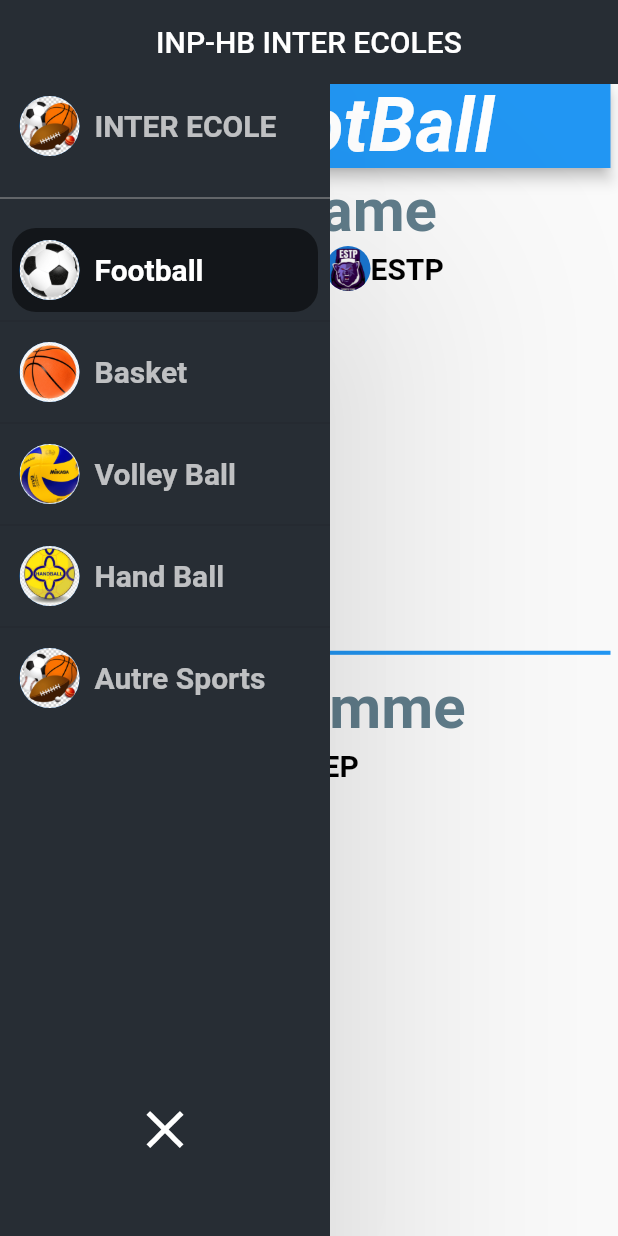
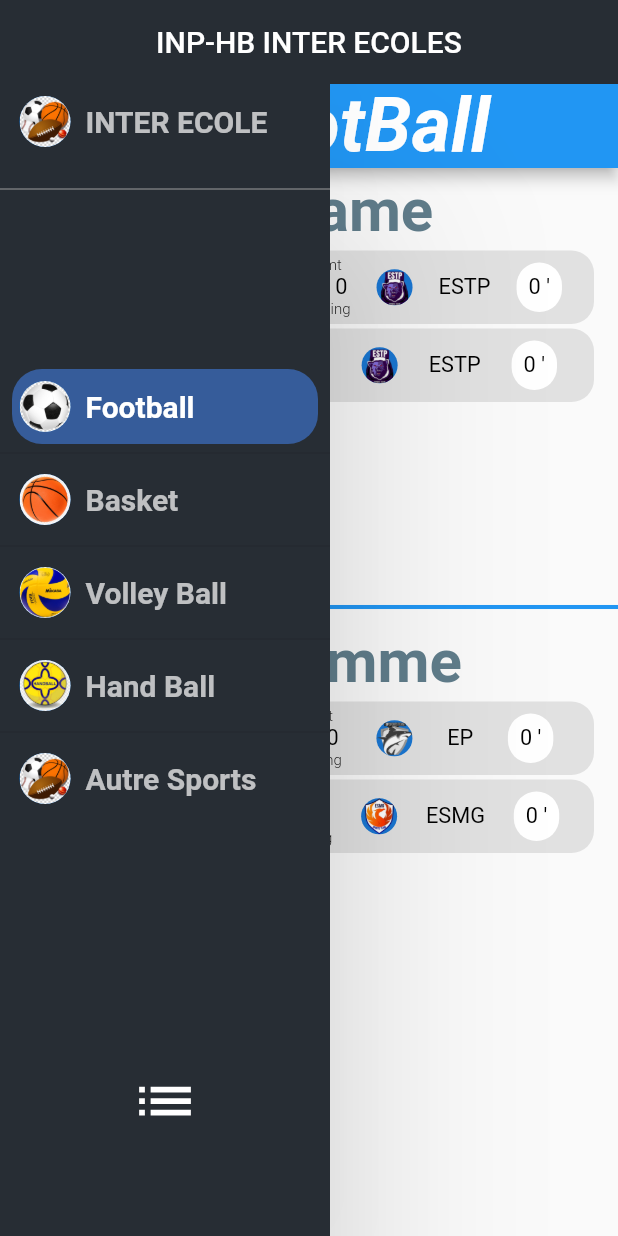
Before and after one commit to OLuai/inter_ecoles_app, a Flutter app: the screen it shows after launch, on a phone screen of 412 x 824 dp. Run offline on Flutter 3.47's test engine with Material 2 defaults, Android fonts, the phone set to English and light mode, and no system bars.

Commit message:
modifs pour afficher les pages des sports

```diff
--- a/lib/collapsing_list_title.dart
+++ b/lib/collapsing_list_title.dart
@@ -8,13 +8,13 @@ class CollapsingListTitle extends StatefulWidget{
   final bool isSelected;
   final VoidCallback? onTap;
 
-  CollapsingListTitle({
+  const CollapsingListTitle({Key? key,
     required this.title,
     required this.assetName,
     required this.animationController,
     this.isSelected = false,
     this.onTap
-  });
+  }) : super(key: key);
 
   @override
   State<CollapsingListTitle> createState() => _CollapsingListTitleState();
@@ -27,7 +27,7 @@ class _CollapsingListTitleState extends State<CollapsingListTitle> {
   @override
   void initState() {
     super.initState();
-    widthAnimation = Tween<double>(begin: 220, end: 70).animate(widget.animationController);
+    widthAnimation = Tween<double>(begin: 220, end: 60).animate(widget.animationController);
     sizedBoxAnimation = Tween<double>(begin: 10, end: 0).animate(widget.animationController);
   }
 
@@ -37,22 +37,22 @@ class _CollapsingListTitleState extends State<CollapsingListTitle> {
       onTap: widget.onTap,
       child: Container(
         decoration: BoxDecoration(
-          borderRadius: BorderRadius.all(Radius.circular(16.0)),
+          borderRadius: const BorderRadius.all(Radius.circular(20.0)),
           color: widget.isSelected
-              ? Colors.transparent.withOpacity(0.5)
+              ? Colors.blueAccent.withOpacity(0.5)
               : Colors.transparent,
         ),
         width: widthAnimation.value,
-        margin: EdgeInsets.symmetric(horizontal: 8.0,),
-        padding: EdgeInsets.symmetric(horizontal: 5.0, vertical: 8.0),
+        margin: const EdgeInsets.symmetric(horizontal: 8.0,),
+        padding: const EdgeInsets.symmetric(horizontal: 5.0, vertical: 8.0),
         child: Row(
           children: <Widget>[
             CircleAvatar(
-              radius: 20,
+              radius: 17,
               backgroundImage: AssetImage(widget.assetName),
             ),
             SizedBox(width: sizedBoxAnimation.value,),
-            (widthAnimation.value >= 180)
+            (widthAnimation.value >= 160)
                 ? Text(widget.title, style: widget.isSelected
                 ? listTitleSelectedTextStyle : listTitleDefaultTextStyle,)
                 : Container()
--- a/lib/collapsing_navigation_drawes.dart
+++ b/lib/collapsing_navigation_drawes.dart
@@ -1,6 +1,6 @@
 import 'package:flutter/material.dart';
 import 'package:inter_ecoles_app/collapsing_list_title.dart';
-import 'package:inter_ecoles_app/football.dart';
+import 'package:inter_ecoles_app/sport_page.dart';
 import 'package:inter_ecoles_app/navigation.dart';
 import 'package:inter_ecoles_app/theme.dart';
 
@@ -14,7 +14,7 @@ class _CallapsingNavigationDrawerState
     with SingleTickerProviderStateMixin{
 
   double maxWidth = 220;
-  double minWidth = 70;
+  double minWidth = 60;
   bool isCollapsed = false;
   late AnimationController _animationController;
   late Animation<double> widthAnimation;
@@ -24,15 +24,15 @@ class _CallapsingNavigationDrawerState
   Widget getSportPage(int index) {
     switch (index) {
       case 0:
-        return Football();
+        return SportPage(title: "FootBall",idSport: "ID_FOOTBALL");
       case 1:
-        return Text("BasketBall", style: genderTextStyle,);
+        return SportPage(title: "BasketBall",idSport: "ID_BASKETBALL");
       case 2:
         return Text("VolleyBall", style: genderTextStyle,);
       case 3:
-        return Text("HandBall", style: genderTextStyle,);
+        return SportPage(title: "HandBall",idSport: "ID_HANDBALL");
       default:
-        return Football();
+        return SportPage(title: "FootBall",idSport: "ID_FOOTBALL");
     }
   }
 
@@ -57,11 +57,11 @@ class _CallapsingNavigationDrawerState
     return Stack(
       children: [
         Padding(
-          padding: const EdgeInsets.only(left: 70.0, right: 5.0),
+          padding: const EdgeInsets.only(left: 60.0),
           child: getSportPage(indexSelectionner),
         ),
         Material(
-        elevation: 80.0,
+        elevation: 60.0,
         child: Container(
           width: widthAnimation.value,
           color: drawerBackgroundColor,
@@ -73,6 +73,7 @@ class _CallapsingNavigationDrawerState
                 animationController: _animationController,
               ),
               const Divider(color: Colors.grey, height: 40.0,),
+              const SizedBox(height: 100.0,),
               Expanded(
                 child: ListView.separated(
                   separatorBuilder: (context, counter){
@@ -104,13 +105,13 @@ class _CallapsingNavigationDrawerState
                   });
                 },
                 child: AnimatedIcon(
-                  icon: AnimatedIcons.close_menu,
+                  icon: AnimatedIcons.list_view,
                   progress: _animationController,
                   color: Colors.white,
-                  size: 42.0,
+                  size: 40.0,
                 ),
               ),
-              const SizedBox(height: 50.0,),
+              const SizedBox(height: 70.0,),
             ],
           ),
         ),),
--- a/lib/football.dart
+++ /dev/null
@@ -1,90 +0,0 @@
-import 'package:flutter/cupertino.dart';
-import 'package:flutter/material.dart';
-import 'package:inter_ecoles_app/models/gender.dart';
-import 'package:inter_ecoles_app/models/matchs.dart';
-import 'package:inter_ecoles_app/theme.dart';
-
-class Football extends StatefulWidget{
-
-  final String title = "FootBall";
-
-  @override
-  State<Football> createState() => _FootballState();
-}
-
-class _FootballState extends State<Football> {
-  @override
-  Widget build(BuildContext context) {
-
-    var size = MediaQuery.of(context).size;
-
-    return Scaffold(
-      appBar: AppBar(
-        title: Center(
-          child: Text(
-            widget.title,
-            style: const TextStyle(fontSize: 50, fontStyle: FontStyle.italic, fontWeight: FontWeight.bold),
-          ),
-        ),
-      ),
-      body: Column(
-        children: [
-          Container(
-            height: size.height/2.7,
-            padding: const EdgeInsets.only(left: 10.0, right: 8.0),
-            margin: const EdgeInsets.all(5),
-            child: Column(
-              children: [
-                Text(getGender(Gender.dame), style: genderTextStyle,), // utiliser les enum de Gender pour plus d'éfficacité
-                SingleChildScrollView(
-                  child: Column(
-                    mainAxisSize: MainAxisSize.max,
-                    children: [
-                      _matchView(Gender.dame),
-                    ],
-                  ),
-                ),
-              ],
-            ),
-          ),
-          const Divider(thickness: 2.7, color: Colors.blue,),
-          Container(
-            height: size.height/2.7,
-            padding: const EdgeInsets.only(left: 10.0, right: 8.0),
-            margin: const EdgeInsets.all(5),
-            child: Column(
-              children: [
-                Text(getGender(Gender.homme), style: genderTextStyle,), // utiliser les enum de Gender pour plus d'éfficacité
-                SingleChildScrollView(
-                  child: Column(
-                    mainAxisSize: MainAxisSize.max,
-                    children: [
-                      _matchView(Gender.homme),
-                    ],
-                  ),
-                ),
-              ],
-            ),
-          ),
-        ],
-      ),
-    );
-  }
-}
-
-// pour afficher le score d'un match
-_matchView(Gender genre) {
-  for (Matchs match in matchItems) {
-    if (match.gender == genre && match.sport.id == "ID_FOOTBALL"){
-      return Row(
-        children: [
-          Text(match.teamA.name, style: matchTextStyle,),
-          CircleAvatar(radius: 15, backgroundImage: AssetImage(match.teamA.logoUrl),),
-          Text(" 0-0 ", style: matchTextStyle,),
-          CircleAvatar(radius: 15, backgroundImage: AssetImage(match.teamB.logoUrl),),
-          Text(match.teamB.name, style: matchTextStyle,),
-        ],
-      );
-    }
-  }
-}
--- a/lib/models/gender.dart
+++ b/lib/models/gender.dart
@@ -7,5 +7,6 @@ String getGender(Gender genre){
   switch(genre) {
     case Gender.homme: return "Homme";
     case Gender.dame: return "Dame";
+    default : return "Homme";
   }
 }
--- a/lib/models/matchs.dart
+++ b/lib/models/matchs.dart
@@ -8,6 +8,15 @@ enum MatchStatus {
   pending,
   pause,
   end,
+}
+String getMatchStatus(MatchStatus status){
+  switch(status) {
+    case MatchStatus.waiting: return "waiting";
+    case MatchStatus.pending: return "pending";
+    case MatchStatus.pause: return "pause";
+    case MatchStatus.end: return "end";
+    default : return "waiting";
+  }
 }
 
 //La maniere d'obtenir le score principal est different au volleyball
@@ -163,6 +172,14 @@ List<Matchs> matchItems =[
   Matchs(id: "1", roundId: "1", sportId: "ID_FOOTBALL", gender: Gender.dame, teamAId: "ID_ESCAE", teamBId: "ID_ESTP"),
   Matchs(id: "2", roundId: "1", sportId: "ID_FOOTBALL", gender: Gender.homme, teamAId: "ID_ESA", teamBId: "ID_ESMG"),
   Matchs(id: "3", roundId: "1", sportId: "ID_FOOTBALL", gender: Gender.dame, teamAId: "ID_ESI", teamBId: "ID_ESTP"),
+  Matchs(id: "4", roundId: "1", sportId: "ID_BASKETBALL", gender: Gender.homme, teamAId: "ID_ESI", teamBId: "ID_EP"),
+  Matchs(id: "5", roundId: "1", sportId: "ID_BASKETBALL", gender: Gender.dame, teamAId: "ID_ESCAE", teamBId: "ID_ESTP"),
+  Matchs(id: "6", roundId: "1", sportId: "ID_BASKETBALL", gender: Gender.homme, teamAId: "ID_ESA", teamBId: "ID_ESMG"),
+  Matchs(id: "7", roundId: "1", sportId: "ID_BASKETBALL", gender: Gender.dame, teamAId: "ID_ESI", teamBId: "ID_ESTP"),
+  Matchs(id: "8", roundId: "1", sportId: "ID_HANDBALL", gender: Gender.homme, teamAId: "ID_ESI", teamBId: "ID_EP"),
+  Matchs(id: "9", roundId: "1", sportId: "ID_HANDBALL", gender: Gender.dame, teamAId: "ID_ESCAE", teamBId: "ID_ESTP"),
+  Matchs(id: "10", roundId: "1", sportId: "ID_HANDBALL", gender: Gender.homme, teamAId: "ID_ESA", teamBId: "ID_ESMG"),
+  Matchs(id: "11", roundId: "1", sportId: "ID_HANDBALL", gender: Gender.dame, teamAId: "ID_ESI", teamBId: "ID_ESTP"),
 ];
 
 class _Utils {
--- a/lib/models/sport.dart
+++ b/lib/models/sport.dart
@@ -51,7 +51,7 @@ class Sports {
     periodShortName: "set",
   );
   static Sport basketball = Sport(
-    id: "ID_BASKETBAL",
+    id: "ID_BASKETBALL",
     name: "BASKETBALL",
     periodCount: 4,
     periodName: "QUART-TEMPS",
@@ -69,9 +69,9 @@ class Sports {
     switch (id) {
       case "ID_FOOTBALL":
         return Sports.football;
-      case "ID_VOLLEYBALLL":
+      case "ID_VOLLEYBALL":
         return Sports.volleyball;
-      case "ID_BASKETBAL":
+      case "ID_BASKETBALL":
         return Sports.basketball;
       case "ID_HANDBALL":
         return Sports.handball;
--- /dev/null
+++ b/lib/sport_page.dart
@@ -0,0 +1,125 @@
+import 'package:flutter/cupertino.dart';
+import 'package:flutter/material.dart';
+import 'package:inter_ecoles_app/models/gender.dart';
+import 'package:inter_ecoles_app/models/matchs.dart';
+import 'package:inter_ecoles_app/theme.dart';
+
+class SportPage extends StatefulWidget{
+
+  final String title;
+  final idSport;
+
+  const SportPage({
+    Key? key,
+    required this.title,
+    required this.idSport
+  }) : super(key: key);
+
+  @override
+  State<SportPage> createState() => _SportPageState();
+}
+
+class _SportPageState extends State<SportPage> {
+  @override
+  Widget build(BuildContext context) {
+
+    var size = MediaQuery.of(context).size;
+    var idSport = widget.idSport;
+
+    return Scaffold(
+      appBar: AppBar(
+        title: Center(
+          child: Text(
+            widget.title,
+            style: const TextStyle(fontSize: 50, fontStyle: FontStyle.italic, fontWeight: FontWeight.bold),
+          ),
+        ),
+      ),
+      body: Column(
+        children: [
+          Container(
+            height: size.height/3,
+            padding: const EdgeInsets.only(left: 10.0, right: 8.0),
+            margin: const EdgeInsets.all(5),
+            child: Column(
+              children: [
+                Text(getGender(Gender.dame), style: genderTextStyle,), // utiliser les enum de Gender pour plus d'éfficacité
+                SingleChildScrollView(
+                  child: Column(
+                    mainAxisSize: MainAxisSize.max,
+                    children: [
+                      _matchView(Gender.dame, idSport),
+                    ],
+                  ),
+                ),
+              ],
+            ),
+          ),
+          const Divider(thickness: 2.7, color: Colors.blue,),
+          Container(
+            height: size.height/2.7,
+            padding: const EdgeInsets.only(left: 10.0, right: 8.0),
+            margin: const EdgeInsets.all(5),
+            child: Column(
+              children: [
+                Text(getGender(Gender.homme), style: genderTextStyle,), // utiliser les enum de Gender pour plus d'éfficacité
+                _matchView(Gender.homme, idSport),
+              ],
+            ),
+          ),
+        ],
+      ),
+    );
+  }
+}
+
+// pour afficher le score d'un match
+_matchView(Gender genre, String idSport) {
+  List<Widget> children = [];
+  for (Matchs match in matchItems) {
+    if (match.gender == genre && match.sport.id == idSport){
+      var score = match.getScore();
+      Container element = Container(
+        margin: const EdgeInsets.only(top: 3, left: 3, right: 3),
+        padding: const EdgeInsets.all(4),
+        decoration: BoxDecoration(
+          borderRadius: BorderRadius.circular(15),
+          color: const Color.fromRGBO(225, 225, 225, 1),
+        ),
+        child:Row(
+          mainAxisAlignment: MainAxisAlignment.spaceEvenly,
+          mainAxisSize: MainAxisSize.max,
+          children: [
+            Text(match.teamA.name, style: matchTextStyle,),
+            CircleAvatar(radius: 12, backgroundImage: AssetImage(match.teamA.logoUrl),),
+            Column(
+              children: [
+                Text("1 ${match.sport.periodShortName}", style: matchScoreTextStyle,),
+                Text("${score[match.teamAId]} - ${score[match.teamBId]}", style: matchTextStyle,),
+                Text(getMatchStatus(match.status), style: matchScoreTextStyle,),
+              ],
+            ),
+            CircleAvatar(radius: 12, backgroundImage: AssetImage(match.teamB.logoUrl),),
+            Text(match.teamB.name, style: matchTextStyle,),
+            Container(
+                padding: const EdgeInsets.all(8),
+                decoration: BoxDecoration(
+                  borderRadius: BorderRadius.circular(15),
+                  color: Colors.white
+                ),
+                child:Row(
+                  mainAxisAlignment: MainAxisAlignment.spaceEvenly,
+                  mainAxisSize: MainAxisSize.max,
+                  children: [
+                    Text("${match.elapsedTime} '", style: matchTextStyle,),
+                  ],
+                )
+            )
+          ],
+        )
+      );
+      children.add(element);
+    }
+  }
+  return SingleChildScrollView(child: Column(crossAxisAlignment: CrossAxisAlignment.start,children: children,));
+}
--- a/lib/theme.dart
+++ b/lib/theme.dart
@@ -1,9 +1,10 @@
 import 'package:flutter/material.dart';
 
-TextStyle listTitleDefaultTextStyle = TextStyle(color: Colors.white70, fontSize: 20.0, fontWeight: FontWeight.w600);
-TextStyle listTitleSelectedTextStyle = TextStyle(color: Colors.white, fontSize: 20.0, fontWeight: FontWeight.w600);
-TextStyle genderTextStyle = TextStyle(color: Colors.blueGrey, fontSize: 40.0, fontWeight: FontWeight.w600);
-TextStyle matchTextStyle = TextStyle(color: Colors.black, fontSize: 20.0, fontWeight: FontWeight.bold);
+TextStyle listTitleDefaultTextStyle = const TextStyle(color: Colors.white70, fontSize: 20.0, fontWeight: FontWeight.w600);
+TextStyle listTitleSelectedTextStyle = const TextStyle(color: Colors.white, fontSize: 20.0, fontWeight: FontWeight.w600);
+TextStyle genderTextStyle = const TextStyle(color: Colors.blueGrey, fontSize: 40.0, fontWeight: FontWeight.w600);
+TextStyle matchTextStyle = const TextStyle(color: Colors.black, fontSize: 14.5);
+TextStyle matchScoreTextStyle = const TextStyle(color: Colors.black, fontSize: 10.0, fontWeight: FontWeight.w300);
 
-Color selectedColor = Color(0xFF4AC8EA);
-Color drawerBackgroundColor = Color(0xFF272D34);
+Color selectedColor = const Color(0xFF4AC8EA);
+Color drawerBackgroundColor = const Color(0xFF272D34);
```
